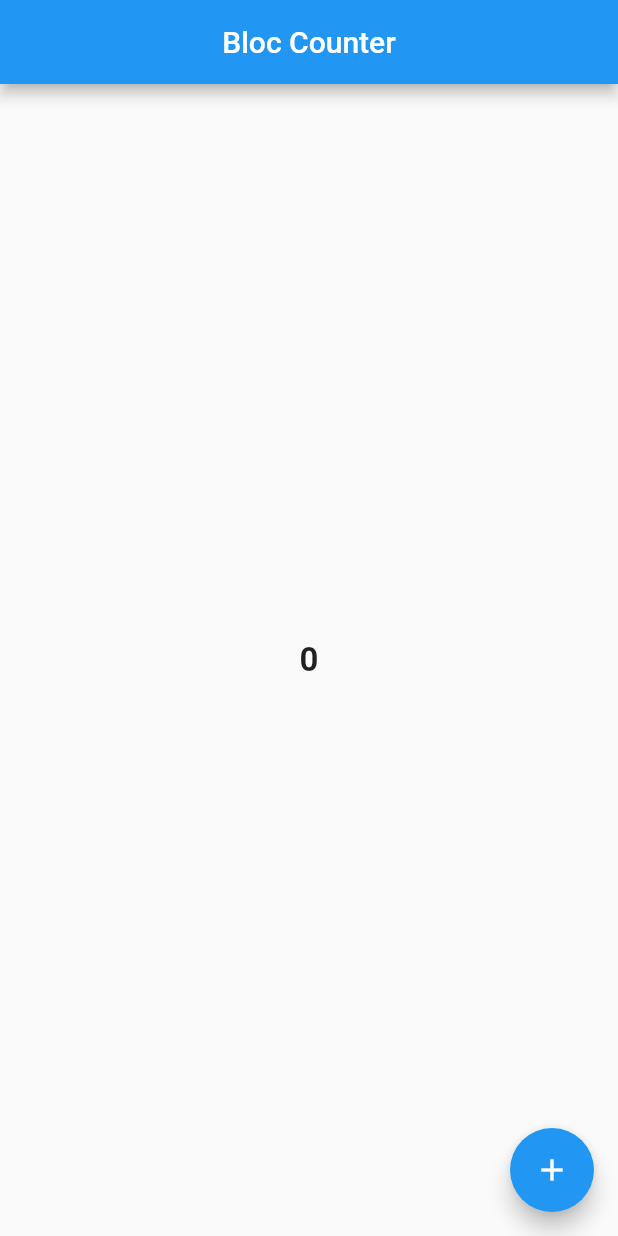
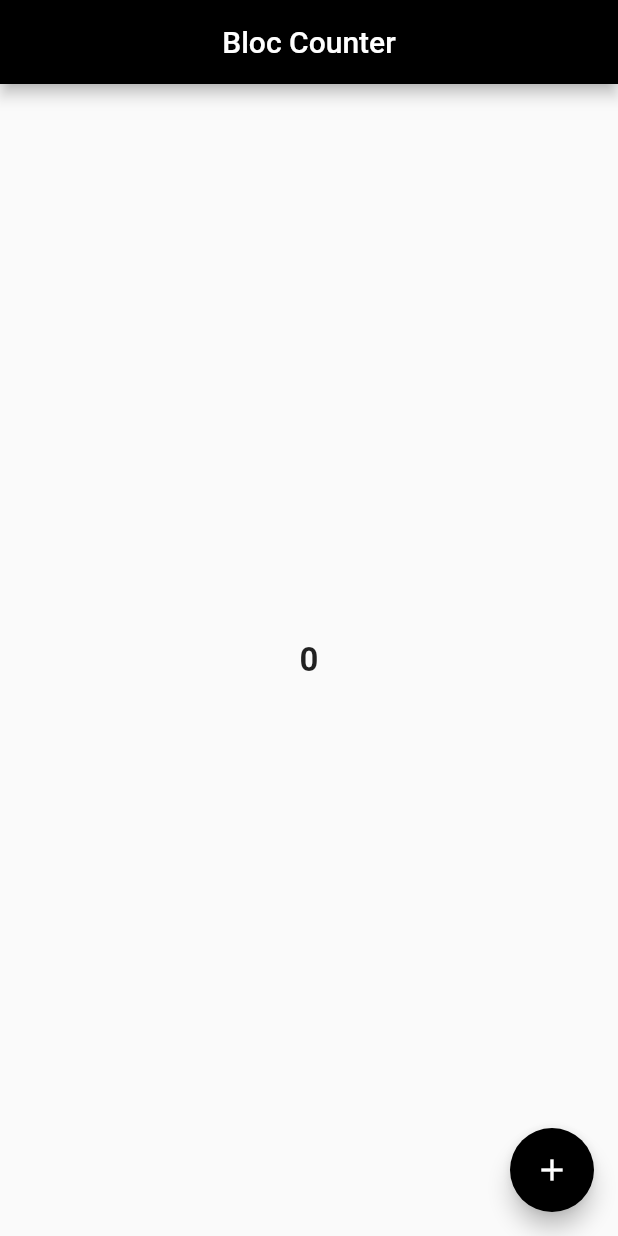
Before and after one commit to Hozefa04/bloc_counter, a Flutter app: the screen it shows after launch, on a phone screen of 412 x 824 dp. Run offline on Flutter 3.47's test engine with Material 2 defaults, Android fonts, the phone set to English and light mode, and no system bars; our stand-ins replace bloc, flutter_bloc.

Commit message:
followed app structure

```diff
--- a/lib/screens/home_page.dart
+++ b/lib/screens/home_page.dart
@@ -1,4 +1,6 @@
 import 'package:bloc_counter/cubit/counter_cubit.dart';
+import 'package:bloc_counter/utils/app_colors.dart';
+import 'package:bloc_counter/utils/app_strings.dart';
 import 'package:bloc_counter/widgets/counter_text.dart';
 import 'package:flutter/material.dart';
 import 'package:flutter_bloc/flutter_bloc.dart';
@@ -10,8 +12,9 @@ class HomePage extends StatelessWidget {
   Widget build(BuildContext context) {
     return Scaffold(
       appBar: AppBar(
-        title: const Text("Bloc Counter"),
+        title: Text(AppStrings.appTitle),
         centerTitle: true,
+        backgroundColor: AppColors.primaryColor,
       ),
       body: Center(
         child: BlocBuilder<CounterCubit, CounterState>(
@@ -21,11 +24,12 @@ class HomePage extends StatelessWidget {
             } else if (state is CounterIncrement) {
               return CounterText(text: state.count.toString());
             }
-            return const CounterText(text: "Error");
+            return CounterText(text: AppStrings.errorText);
           },
         ),
       ),
       floatingActionButton: FloatingActionButton(
+        backgroundColor: AppColors.primaryColor,
         onPressed: () => context.read<CounterCubit>().increment(),
         child: const Icon(
           Icons.add,
--- /dev/null
+++ b/lib/utils/app_colors.dart
@@ -0,0 +1,6 @@
+import 'package:flutter/material.dart';
+
+class AppColors {
+  static Color primaryColor = Colors.black;
+  static Color whiteColor = Colors.white;
+}
--- /dev/null
+++ b/lib/utils/app_strings.dart
@@ -0,0 +1,4 @@
+class AppStrings {
+  static String appTitle = "Bloc Counter";
+  static String errorText = "There was some error";
+}
```
